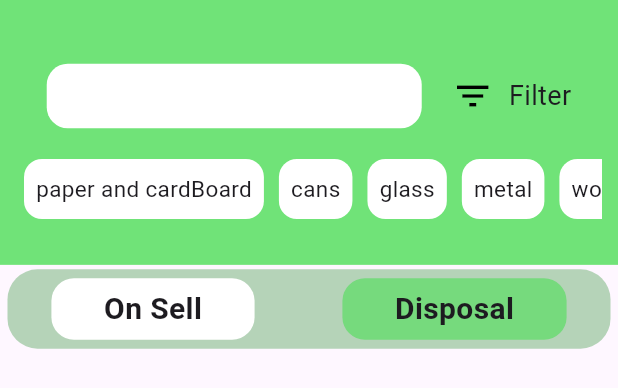
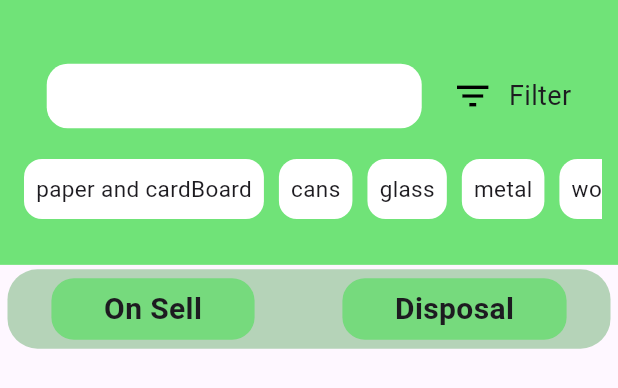
Before and after one commit to sandei-travolta/planet_saver, a Flutter app: the HomeScreen widget shown alone on an empty page, opened directly, after a tap on "Disposal", on a phone screen of 412 x 824 dp. Shown: the top 388 px of the screen. Run offline on Flutter 3.47's test engine with Material 3 defaults, Android fonts, the light colour scheme and no system bars; our stand-ins replace cached_network_image, cloud_firestore, firebase_auth, firebase_core, firebase_storage, get and 2 more; missing offline and left inert: dart:ffi; accounts and stored records are empty; network calls fail.

Commit message:
implemented the pickup section

```diff
--- a/lib/Controllers/user_statemanager.dart
+++ b/lib/Controllers/user_statemanager.dart
@@ -8,6 +8,7 @@ class UserStateController extends GetxController{
   final Rx<UserModel?> currentser=Rx<UserModel?>(null);
   final RxList<String> pickedImages = <String>[].obs;
   final RxList<Product> productsList=<Product>[].obs;
+  final Rx<int> currentSelection=0.obs;
   setCur(UserModel userModel){
     this.currentser.value=userModel;
   }
@@ -24,5 +25,7 @@ class UserStateController extends GetxController{
     currentser.value=null;
     Get.to(LoginPage());
   }
-
+  setPage(int page){
+    this.currentSelection.value=page;
+  }
 }
--- a/lib/Pages/HomePage/homePage.dart
+++ b/lib/Pages/HomePage/homePage.dart
@@ -1,5 +1,7 @@
 import 'package:flutter/cupertino.dart';
 import 'package:flutter/material.dart';
+import 'package:get/get.dart';
+import 'package:planet_saver/Controllers/user_statemanager.dart';
 import 'package:planet_saver/Pages/CreateAdPage/CreateAd.dart';
 import 'package:planet_saver/Pages/HomePage/homeScreen.dart';
 import 'package:planet_saver/Pages/HomePage/messagePage.dart';
@@ -22,7 +24,7 @@ class _HomePageState extends State<HomePage> {
      OrdersScreen(),
      ProfileScreen(),
    ];
-
+   final stateController=Get.find<UserStateController>();
   @override
   Widget build(BuildContext context) {
     return Scaffold(
--- a/lib/Pages/HomePage/homeScreen.dart
+++ b/lib/Pages/HomePage/homeScreen.dart
@@ -132,10 +132,11 @@ class _HomeScreenState extends State<HomeScreen> {
                     child: InkWell(
                       onTap: (){
                         setState(() {
-                          selectedpage=0;
+                          stateController.setPage(0);
                         });
                       },
-                      child: Container(
+                      child: Obx(
+                            ()=>Container(
                           decoration: BoxDecoration(
                             color: selectedpage==0?primaryColorV2.withOpacity(0.6):Colors.white,
                             borderRadius: BorderRadius.circular(15)
@@ -152,17 +153,19 @@ class _HomeScreenState extends State<HomeScreen> {
                         ),
                       ),
                     ),
+                  ),
                   Padding(
                     padding: const EdgeInsets.all(6.0),
                     child: InkWell(
                       onTap: (){
                         setState(() {
-                          selectedpage=1;
+                          stateController.setPage(1);
                         });
                       },
-                      child: Container(
+                      child: Obx(
+                            ()=> Container(
                           decoration: BoxDecoration(
-                            color: selectedpage==1?primaryColorV2.withOpacity(0.6):Colors.white,
+                              color: stateController.currentSelection.value==1?primaryColorV2.withOpacity(0.6):Colors.white,
                               borderRadius: BorderRadius.circular(15)
                           ),
                           padding: EdgeInsets.symmetric(
@@ -172,6 +175,7 @@ class _HomeScreenState extends State<HomeScreen> {
                           child: Center(
                             child: Center(
                               child: categoryText("Disposal"),
+                            ),
                           ),
                         ),
                       ),
```
Also changed, not shown: lib/Pages/CreateAdPage/PickUpRequest.dart (added). Lines whose indentation alone changed are shown as unchanged.
